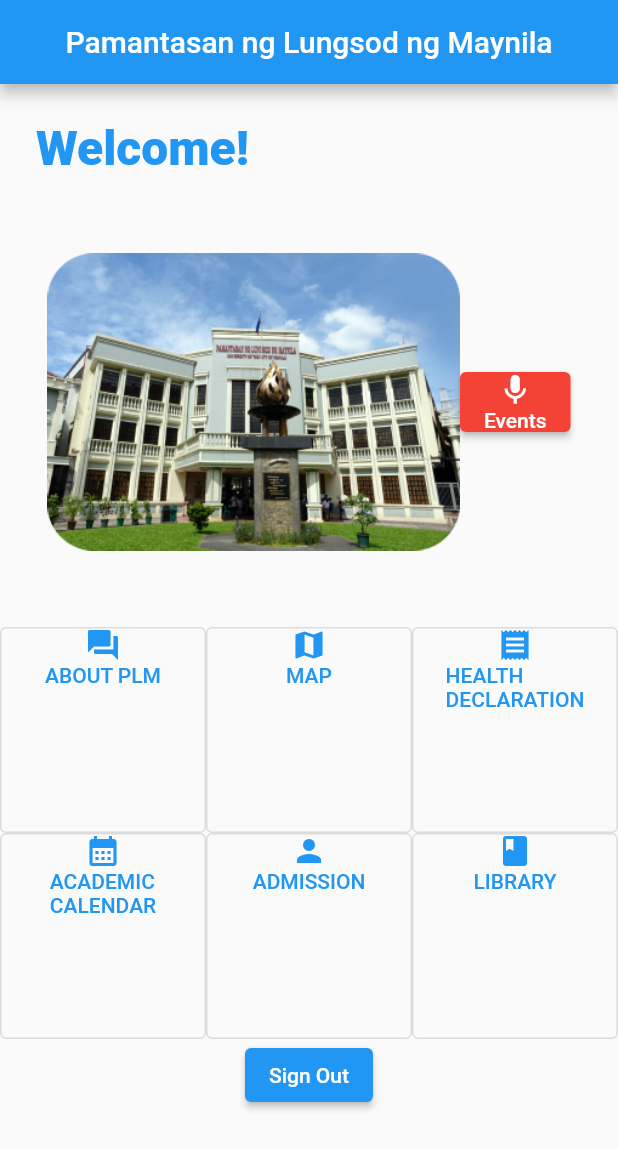
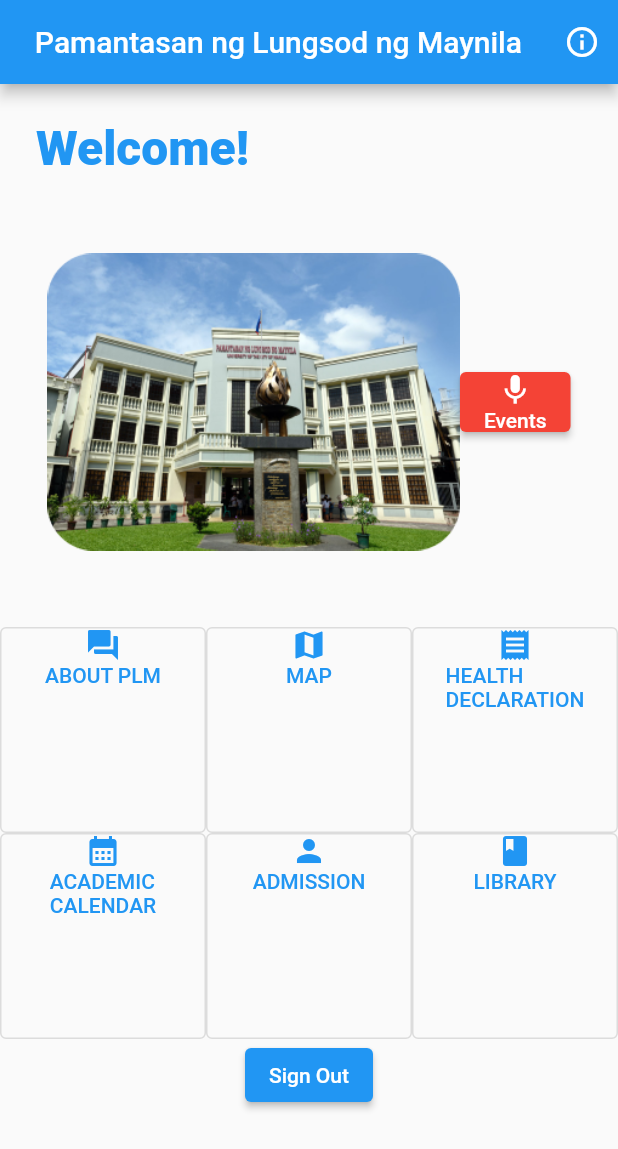
Before and after one commit to kya-nicoh/PLMAPP-authlogin, a Flutter app: the HomePage screen opened directly, on a phone screen of 412 x 824 dp. Shown: the top 1149 px of the screen. Run offline on Flutter 3.47's test engine with Material 2 defaults, Android fonts, the phone set to English and light mode, and no system bars; our stand-ins replace carousel_slider, firebase_auth, firebase_core, table_calendar, webview_flutter; accounts and stored records are empty.

Commit message:
Minor tweaks and color change

```diff
--- a/lib/pages/academic_calendar.dart
+++ b/lib/pages/academic_calendar.dart
@@ -10,7 +10,7 @@ class CalendarMain extends StatelessWidget {
     return MaterialApp(
       title: 'Calendar App',
       debugShowCheckedModeBanner: false,
-      theme: ThemeData(primarySwatch: Colors.blueGrey),
+      theme: ThemeData(primarySwatch: Colors.blue),
       home: CalendarScreen(),
     );
   }
--- a/lib/pages/expanded_events.dart
+++ b/lib/pages/expanded_events.dart
@@ -7,6 +7,7 @@ class ExpandedEvents extends StatelessWidget {
   Widget build(BuildContext context) {
     return MaterialApp(
       title: 'Event Tracker',
+      debugShowCheckedModeBanner: false,
       theme: ThemeData(
         primarySwatch: Colors.blue,
       ),
--- a/lib/pages/guest_page.dart
+++ b/lib/pages/guest_page.dart
@@ -2,6 +2,7 @@ import '../auth.dart';
 import '../pages/plm_website_view.dart';
 import 'package:flutter/material.dart';
 import '../pages/aboutplm.dart';
+
 class GuestPage extends StatelessWidget {
   const GuestPage({super.key});
 
--- a/lib/pages/home_page.dart
+++ b/lib/pages/home_page.dart
@@ -40,6 +40,22 @@ class HomePage extends StatelessWidget {
         automaticallyImplyLeading: false,
         centerTitle: true,
         title: const Text('Pamantasan ng Lungsod ng Maynila'),
+        // leading: IconButton( // PUT PLM LOGO HERE
+        //   onPressed: () {
+        //     Navigator.of(context).pop();
+        //   },
+        //   icon: const Icon(Icons.arrow_back_ios),
+        // ),
+        actions: [
+          IconButton(
+            onPressed: () {
+              debugPrint('Icon Button');
+            },
+            icon: const Icon(
+              Icons.info_outline,
+            ),
+          ),
+        ],
       ),
       body: SingleChildScrollView(
         child: Column(
--- a/lib/pages/page4.dart
+++ b/lib/pages/page4.dart
@@ -15,7 +15,7 @@ class Page4 extends StatelessWidget {
   void skipPage(BuildContext context) {
     Navigator.pushReplacement(
       context,
-      MaterialPageRoute(builder: (context) => const GuestPage()),
+      MaterialPageRoute(builder: (context) => GuestPage()),
     );
   }
 
```
